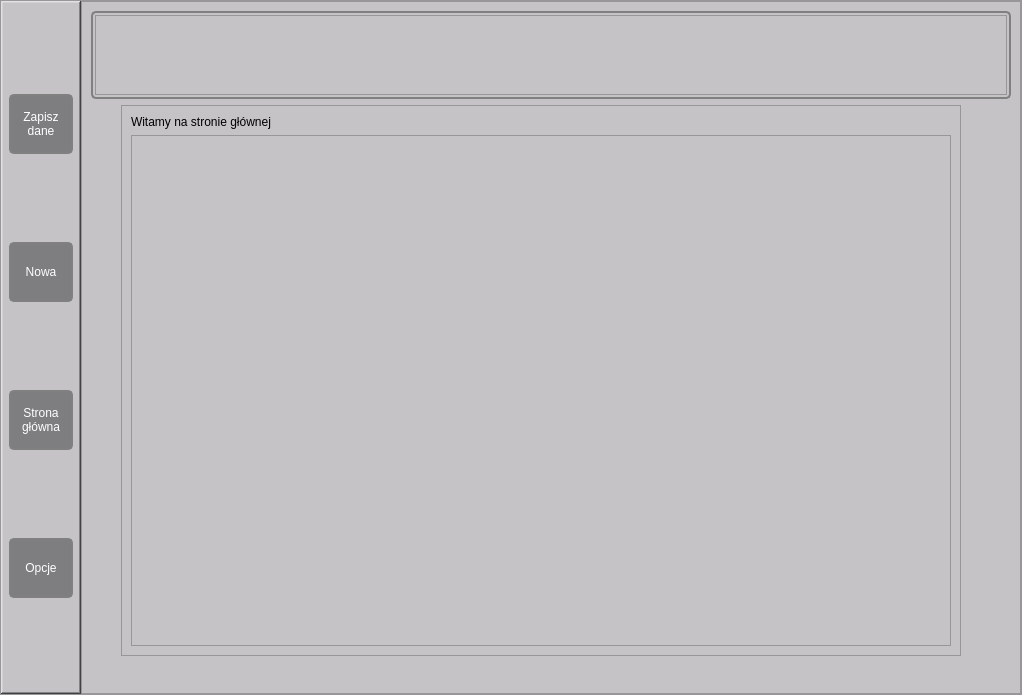
This is src/gui/main_window.ui in youngdashu/Investments-overview as Qt 5 draws it before an edit. The edited form follows.
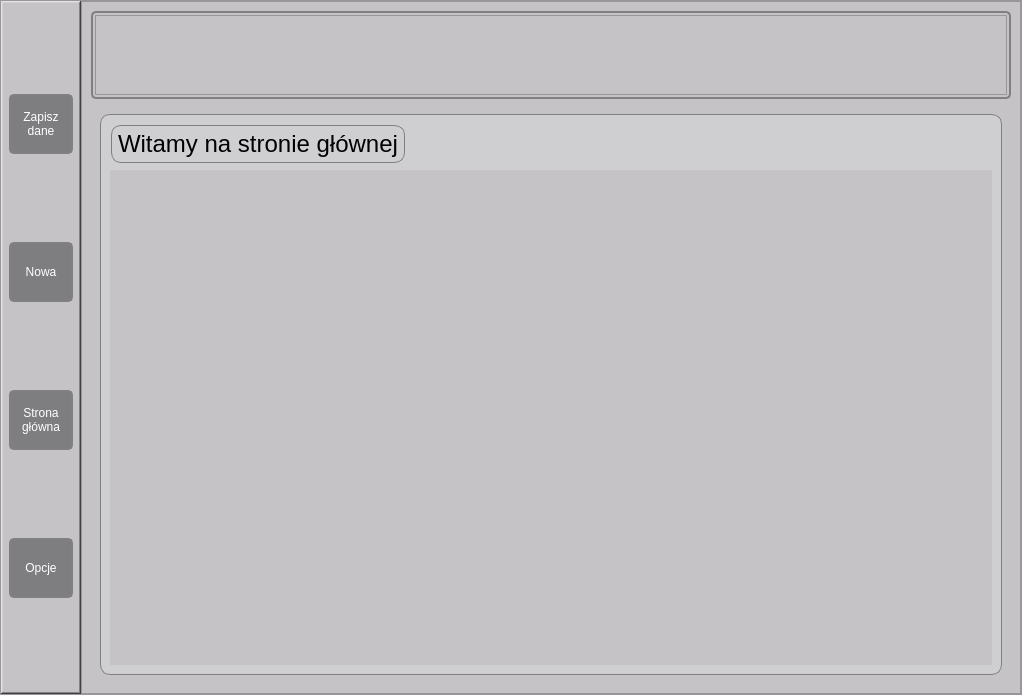
This is the edited form. The open tabs and pages were chosen to show the change. Icons and pictures are not drawn.

Commit message: home page ui updates rermoved options bug fixes investment refresh data updates

What changed in the file:
```diff
--- a/src/gui/main_window.ui
+++ b/src/gui/main_window.ui
@@ -230,7 +230,7 @@
          <property name="minimumSize">
           <size>
            <width>0</width>
-           <height>530</height>
+           <height>600</height>
           </size>
          </property>
          <property name="styleSheet">
@@ -344,6 +344,12 @@
           </item>
           <item>
            <widget class="QStackedWidget" name="all_pages">
+            <property name="minimumSize">
+             <size>
+              <width>0</width>
+              <height>500</height>
+             </size>
+            </property>
             <property name="currentIndex">
              <number>1</number>
             </property>
@@ -3549,15 +3555,28 @@
              </widget>
             </widget>
             <widget class="QWidget" name="home_page">
+             <property name="styleSheet">
+              <string notr="true">#frame_home_page_label{
+border: 0px;
+}
+
+QFrame{
+border: 1px solid gray;
+border-radius: 10px;
+background: rgb(207, 206, 209);
+}
+
+QScrollArea{
+border: 0px;
+}
+
+
+
+</string>
+             </property>
+             <layout class="QVBoxLayout" name="verticalLayout_24">
+              <item>
              <widget class="QFrame" name="frame_home_page">
-              <property name="geometry">
-               <rect>
-                <x>30</x>
-                <y>0</y>
-                <width>840</width>
-                <height>551</height>
-               </rect>
-              </property>
               <property name="minimumSize">
                <size>
                 <width>840</width>
@@ -3572,13 +3591,61 @@
               </property>
               <layout class="QVBoxLayout" name="verticalLayout_21">
                <item>
+                  <widget class="QFrame" name="frame_home_page_label">
+                   <property name="minimumSize">
+                    <size>
+                     <width>0</width>
+                     <height>40</height>
+                    </size>
+                   </property>
+                   <property name="frameShape">
+                    <enum>QFrame::StyledPanel</enum>
+                   </property>
+                   <property name="frameShadow">
+                    <enum>QFrame::Raised</enum>
+                   </property>
+                   <layout class="QHBoxLayout" name="horizontalLayout_3">
+                    <property name="leftMargin">
+                     <number>1</number>
+                    </property>
+                    <property name="topMargin">
+                     <number>1</number>
+                    </property>
+                    <property name="rightMargin">
+                     <number>1</number>
+                    </property>
+                    <property name="bottomMargin">
+                     <number>1</number>
+                    </property>
+                    <item>
                 <widget class="QLabel" name="label_welcome_home_page">
+                      <property name="font">
+                       <font>
+                        <pointsize>18</pointsize>
+                       </font>
+                      </property>
                  <property name="text">
                   <string>Witamy na stronie głównej</string>
                  </property>
                 </widget>
                </item>
                <item>
+                     <spacer name="horizontalSpacer">
+                      <property name="orientation">
+                       <enum>Qt::Horizontal</enum>
+                      </property>
+                      <property name="sizeHint" stdset="0">
+                       <size>
+                        <width>40</width>
+                        <height>20</height>
+                       </size>
+                      </property>
+                     </spacer>
+                    </item>
+                   </layout>
+                  </widget>
+                 </item>
+                 <item>
                 <widget class="QScrollArea" name="scrollArea_investments_home_page">
                  <property name="widgetResizable">
                   <bool>true</bool>
@@ -3588,8 +3655,8 @@
                    <rect>
                     <x>0</x>
                     <y>0</y>
-                    <width>812</width>
-                    <height>499</height>
+                      <width>882</width>
+                      <height>485</height>
                    </rect>
                   </property>
                   <layout class="QVBoxLayout" name="investments_home_page_layout">
@@ -3615,6 +3682,8 @@
                </item>
               </layout>
              </widget>
+              </item>
+             </layout>
             </widget>
            </widget>
           </item>
```
Left out of the diff: 32 changed lines with no effect on the pictures. Lines whose indentation alone changed are shown as unchanged. The commit also changes 6 other files.
